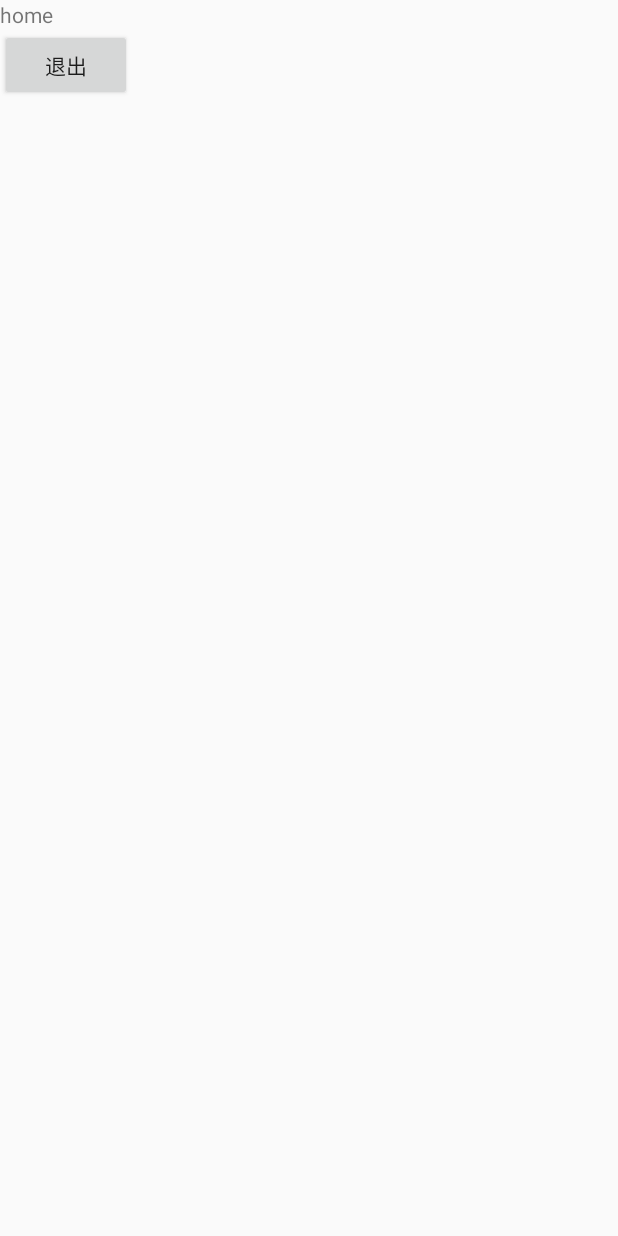
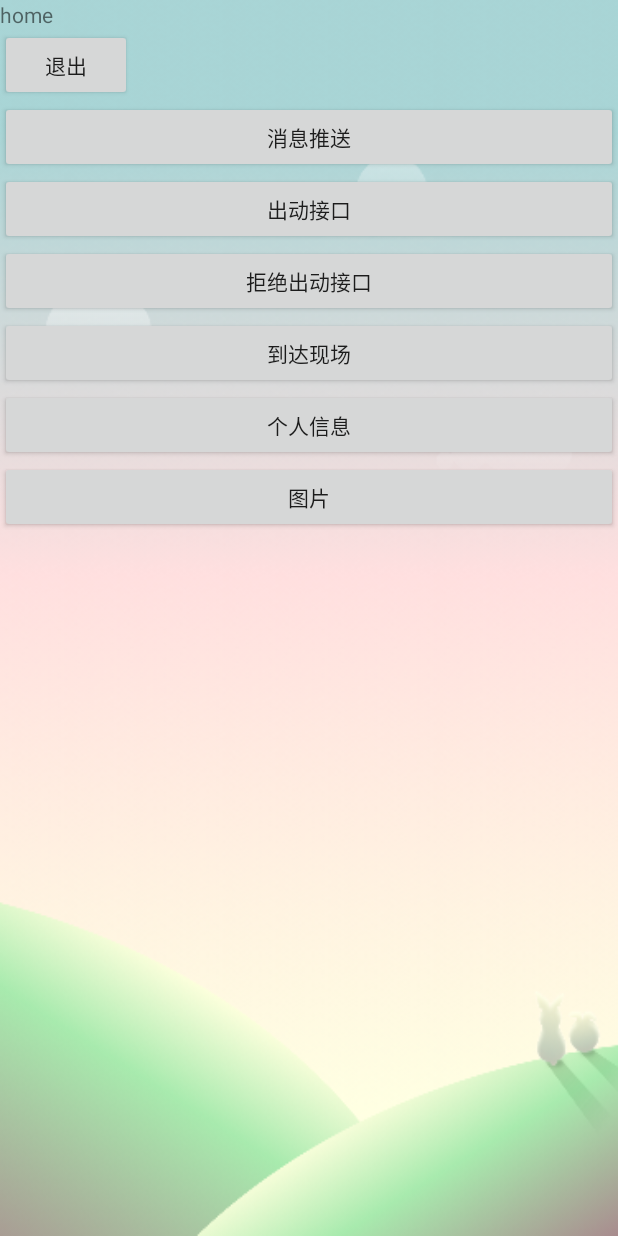
Before and after one commit to daringjw/GridMember, an Android app: the HomeActivity screen opened directly, with no data from a screen before it, on a phone screen of 412 x 824 dp. Run offline under Robolectric (Android 15) with nearby library versions, the phone set to English and light mode, and no system bars; our stand-ins replace ButterKnife; 1 statement that could not run was skipped.

Commit message:
主页背景图片

```diff
--- a/GridMember/app/build.gradle
+++ b/GridMember/app/build.gradle
@@ -41,4 +41,6 @@ dependencies {
     apt 'com.jakewharton:butterknife-compiler:8.0.1'
     compile 'com.jakewharton:butterknife:8.0.1'
 
+
+
 }
--- a/GridMember/app/src/main/java/com/jkkc/gridmember/common/Config.java
+++ b/GridMember/app/src/main/java/com/jkkc/gridmember/common/Config.java
@@ -10,6 +10,7 @@ public class Config {
 
     public static final String LOGIN_URL = "/gridMemberApp//Login/login.do";
 
+    // 环信推送消息到APP（sosID），app点开消息提示的时候查后台接口
     public static final String PUSHSOSMSG_URL = "/gridMemberApp/pushSosMsg.do";
 
     //出动接口
--- a/GridMember/app/src/main/java/com/jkkc/gridmember/ui/HomeActivity.java
+++ b/GridMember/app/src/main/java/com/jkkc/gridmember/ui/HomeActivity.java
@@ -6,6 +6,7 @@ import android.os.Handler;
 import android.support.annotation.Nullable;
 import android.support.v7.app.AppCompatActivity;
 import android.util.Log;
+import android.view.View;
 import android.widget.Button;
 import android.widget.TextView;
 
@@ -34,6 +35,18 @@ public class HomeActivity extends AppCompatActivity {
     TextView mTvReceive;
     @BindView(R.id.btnLogout)
     Button mBtnLogout;
+    @BindView(R.id.btnMsgPush)
+    Button mBtnMsgPush;
+    @BindView(R.id.btnStartOff)
+    Button mBtnStartOff;
+    @BindView(R.id.btnRefuseStartOff)
+    Button mBtnRefuseStartOff;
+    @BindView(R.id.btnArrive)
+    Button mBtnArrive;
+    @BindView(R.id.btnPersonalInfo)
+    Button mBtnPersonalInfo;
+    @BindView(R.id.btnPic)
+    Button mBtnPic;
 
     @Override
     protected void onCreate(@Nullable Bundle savedInstanceState) {
@@ -48,6 +61,23 @@ public class HomeActivity extends AppCompatActivity {
         EMClient.getInstance().chatManager().addMessageListener(msgListener);
 
 
+        mBtnPersonalInfo.setOnClickListener(new View.OnClickListener() {
+            @Override
+            public void onClick(View view) {
+                startActivity(new Intent(getApplicationContext(),PersonalInfoActivity.class));
+
+            }
+        });
+
+        mBtnPic.setOnClickListener(new View.OnClickListener() {
+            @Override
+            public void onClick(View view) {
+
+                startActivity(new Intent(getApplicationContext(),SweetActivity.class));
+
+            }
+        });
+
 
 
     }
@@ -56,9 +86,20 @@ public class HomeActivity extends AppCompatActivity {
     EMMessageListener msgListener = new EMMessageListener() {
 
         @Override
-        public void onMessageReceived(List<EMMessage> messages) {
+        public void onMessageReceived(final List<EMMessage> messages) {
             //收到消息
-            Log.d(TAG,messages.get(0).getBody().toString());
+            Log.d(TAG, messages.get(0).getBody().toString());
+
+            runOnUiThread(new Runnable() {
+                @Override
+                public void run() {
+
+                    mTvReceive.setText(messages.get(0).getBody().toString());
+
+                    mBtnMsgPush.setText("你有新消息");
+
+                }
+            });
 
 
         }
@@ -77,6 +118,7 @@ public class HomeActivity extends AppCompatActivity {
         public void onMessageDelivered(List<EMMessage> message) {
             //收到已送达回执
         }
+
         @Override
         public void onMessageRecalled(List<EMMessage> messages) {
             //消息被撤回
@@ -89,7 +131,7 @@ public class HomeActivity extends AppCompatActivity {
     };
 
 
-//    记得在不需要的时候移除listener，如在activity的onDestroy()时
+    //    记得在不需要的时候移除listener，如在activity的onDestroy()时
     @Override
     protected void onDestroy() {
 
@@ -105,7 +147,7 @@ public class HomeActivity extends AppCompatActivity {
             @Override
             public void onSuccess() {
                 // TODO Auto-generated method stub
-                Log.d(TAG,"环信账号退出");
+                Log.d(TAG, "环信账号退出");
 
             }
 
@@ -132,11 +174,36 @@ public class HomeActivity extends AppCompatActivity {
 
             }
 
-        },1000);
-
+        }, 1000);
 
 
     }
 
 
+    @OnClick({R.id.btnMsgPush, R.id.btnStartOff, R.id.btnRefuseStartOff, R.id.btnArrive})
+    public void onViewClicked(View view) {
+        switch (view.getId()) {
+            case R.id.btnMsgPush:
+
+                mBtnMsgPush.setText("消息推送");
+//                OkGo.<String>post(Config.GRIDMAN_URL+Config.PUSHSOSMSG_URL)
+//                        .tag(this)
+//                        .params()
+
+
+                break;
+            case R.id.btnStartOff:
+
+
+                break;
+            case R.id.btnRefuseStartOff:
+
+
+                break;
+            case R.id.btnArrive:
+
+
+                break;
+        }
+    }
 }
--- a/GridMember/app/src/main/res/layout/activity_home.xml
+++ b/GridMember/app/src/main/res/layout/activity_home.xml
@@ -2,6 +2,7 @@
 <LinearLayout xmlns:android="http://schemas.android.com/apk/res/android"
               android:layout_width="match_parent"
               android:layout_height="match_parent"
+              android:background="@mipmap/splash"
               android:orientation="vertical">
 
     <TextView
@@ -16,4 +17,46 @@
         android:layout_height="wrap_content"
         android:text="退出"/>
 
+
+    <Button
+        android:id="@+id/btnMsgPush"
+        android:layout_width="match_parent"
+        android:layout_height="wrap_content"
+        android:text="消息推送"/>
+
+
+    <Button
+        android:id="@+id/btnStartOff"
+        android:layout_width="match_parent"
+        android:layout_height="wrap_content"
+        android:text="出动接口"/>
+
+    <Button
+        android:id="@+id/btnRefuseStartOff"
+        android:layout_width="match_parent"
+        android:layout_height="wrap_content"
+        android:text="拒绝出动接口"/>
+
+
+    <Button
+        android:id="@+id/btnArrive"
+        android:layout_width="match_parent"
+        android:layout_height="wrap_content"
+        android:text="到达现场"/>
+
+    <Button
+        android:id="@+id/btnPersonalInfo"
+        android:layout_width="match_parent"
+        android:layout_height="wrap_content"
+        android:text="个人信息"/>
+
+    <Button
+        android:id="@+id/btnPic"
+        android:text="图片"
+        android:layout_width="match_parent"
+        android:layout_height="wrap_content"/>
+
+
+
+
 </LinearLayout>
--- a/GridMember/app/src/main/res/layout/activity_main.xml
+++ b/GridMember/app/src/main/res/layout/activity_main.xml
@@ -34,4 +34,7 @@
         android:text="登录"/>
 
 
+
+
+
 </LinearLayout>
```
Also changed, not shown: GridMember/app/src/main/AndroidManifest.xml (+12 -0 lines), GridMember/app/src/main/java/com/jkkc/gridmember/LoginActivity.java (+18 -1 lines), GridMember/app/src/main/java/com/jkkc/gridmember/ui/PersonalInfoActivity.java (added, +46 -0 lines), GridMember/app/src/main/java/com/jkkc/gridmember/ui/SweetActivity.java (added, +24 -0 lines), GridMember/app/src/main/java/com/jkkc/gridmember/utils/MD5.java (added, +63 -0 lines), GridMember/app/src/main/res/layout/activity_personalinfo.xml (added, +30 -0 lines), GridMember/app/src/main/res/layout/activity_sweet.xml (added, +10 -0 lines), GridMember/app/src/main/res/mipmap-xxhdpi/splash.png (added), 35 other files.
